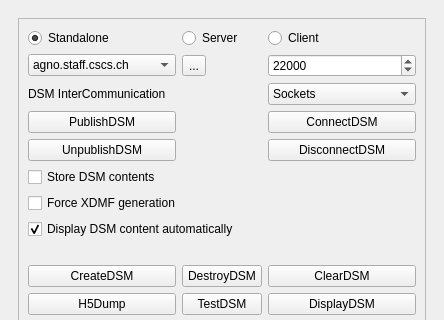
This is pqDSMViewerPanel.ui in soumagne/icarus as Qt 5 draws it before an edit; both pictures show x 0 to 444 and y 0 to 320 of the 444 by 714 pixel window. The edited form follows.
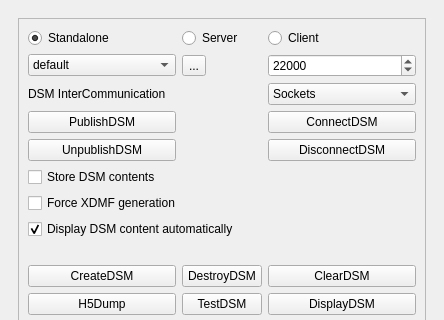
This is the edited form. Icons and pictures are not drawn. Custom widgets are drawn as their Qt base class.

Commit message: add default socket address

The edit to the form file:
```diff
--- a/pqDSMViewerPanel.ui
+++ b/pqDSMViewerPanel.ui
@@ -193,6 +193,11 @@
                <property name="currentIndex">
                 <number>0</number>
                </property>
+               <item>
+                <property name="text">
+                 <string>default</string>
+                </property>
+               </item>
                <item>
                 <property name="text">
                  <string>agno.staff.cscs.ch</string>
```
